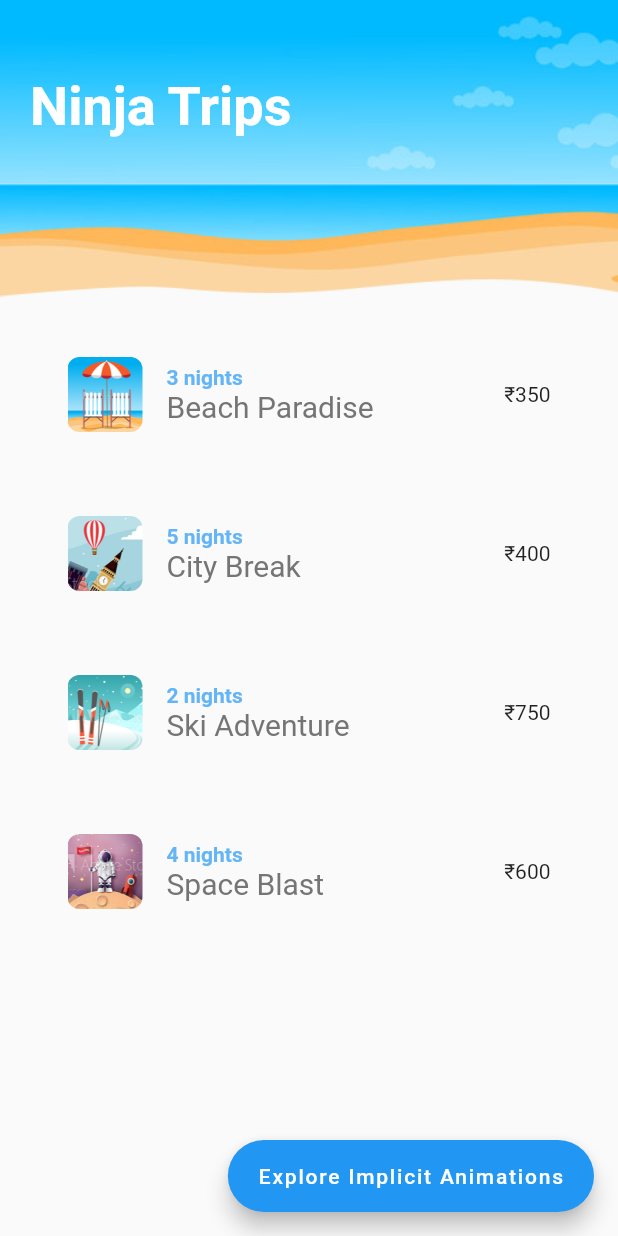
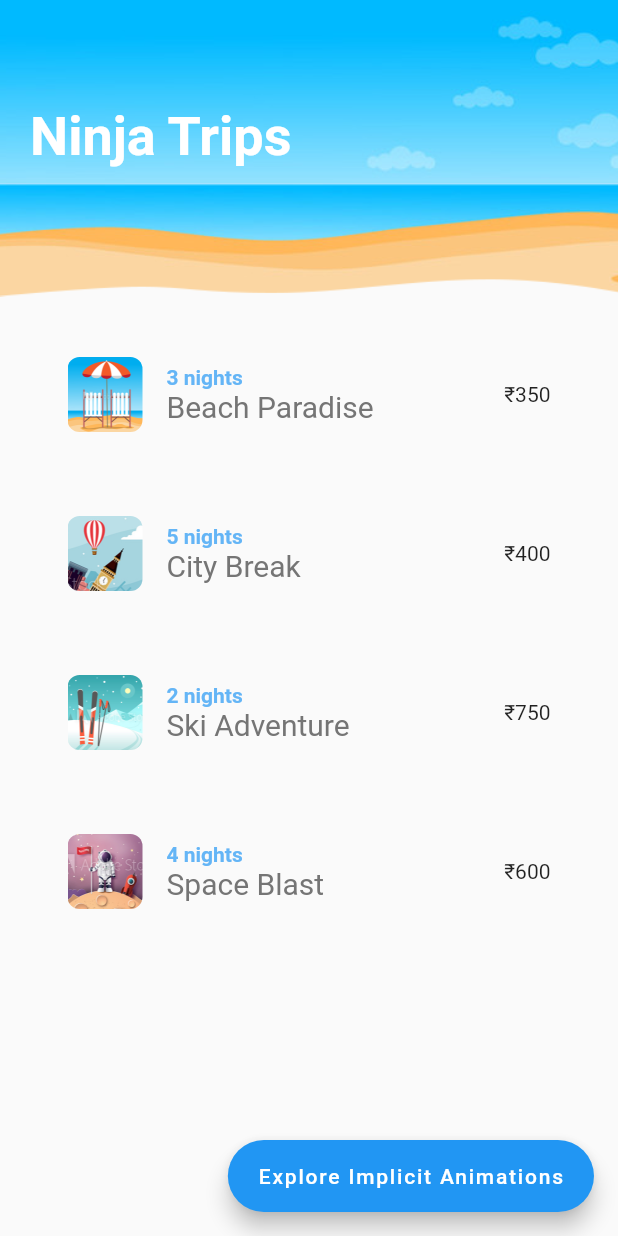
Before and after one commit to Amitpatil215/Ninja-Trips, a Flutter app: the screen it shows after launch, on a phone screen of 412 x 824 dp. Run offline on Flutter 3.47's test engine with Material 2 defaults, Android fonts, the phone set to English and light mode, and no system bars; missing offline and left inert: lipsum.

Commit message:
tween animation builder for title

```diff
--- a/lib/shared/screenTitle.dart
+++ b/lib/shared/screenTitle.dart
@@ -7,9 +7,28 @@ class ScreenTitle extends StatelessWidget {
 
   @override
   Widget build(BuildContext context) {
-    return Text(
-      text,
-      style: TextStyle(fontSize: 36, color: Colors.white, fontWeight: FontWeight.bold),
+    return TweenAnimationBuilder(
+      tween: Tween<double>(begin: 0, end: 1),
+      duration: Duration(seconds: 2),
+      builder: (context, value, child) {
+        return Opacity(
+          opacity: value, // It takes value as a double, provided in tween.
+
+          /// Workaround 1:
+          // child: child, // It automatically looks for child of builder and wrpas it with opacity
+
+          /// Workaround 2:
+          // We wanna animate the paddind along with opacity
+          child: Padding(
+            padding: EdgeInsets.only(top: value * 20),
+            child: child, // It automatically looks for child of builder and wrpas it with opacity and padding
+          ),
+        );
+      },
+      child: Text(
+        text,
+        style: TextStyle(fontSize: 36, color: Colors.white, fontWeight: FontWeight.bold),
+      ),
     );
   }
 }
```
